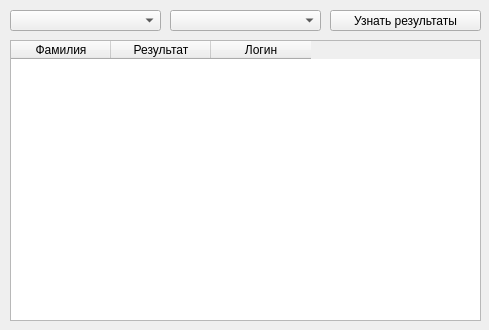
The window that UI.ui (GoldmanYT/yandex_lyceum) describes before a commit, drawn with Qt 5.
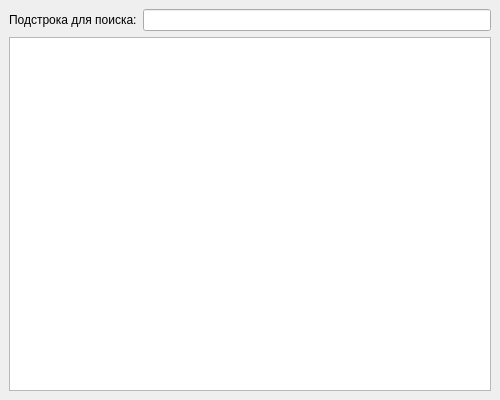
The same window after the commit.

```diff
--- a/UI.ui
+++ b/UI.ui
@@ -6,72 +6,29 @@
    <rect>
     <x>0</x>
     <y>0</y>
-    <width>489</width>
-    <height>330</height>
+    <width>500</width>
+    <height>400</height>
    </rect>
   </property>
   <property name="windowTitle">
    <string>Результат олимпиады: фильтрация</string>
   </property>
   <widget class="QWidget" name="centralwidget">
-   <widget class="QComboBox" name="cb_schools">
-    <property name="geometry">
-     <rect>
-      <x>10</x>
-      <y>10</y>
-      <width>151</width>
-      <height>21</height>
-     </rect>
-    </property>
-   </widget>
-   <widget class="QComboBox" name="cb_grades">
-    <property name="geometry">
-     <rect>
-      <x>170</x>
-      <y>10</y>
-      <width>151</width>
-      <height>21</height>
-     </rect>
-    </property>
-   </widget>
-   <widget class="QPushButton" name="btn_results">
-    <property name="geometry">
-     <rect>
-      <x>330</x>
-      <y>10</y>
-      <width>151</width>
-      <height>21</height>
-     </rect>
-    </property>
-    <property name="text">
-     <string>Узнать результаты</string>
-    </property>
-   </widget>
-   <widget class="QTableWidget" name="table_results">
-    <property name="geometry">
-     <rect>
-      <x>10</x>
-      <y>40</y>
-      <width>471</width>
-      <height>281</height>
-     </rect>
-    </property>
-    <column>
-     <property name="text">
-      <string>Фамилия</string>
-     </property>
-    </column>
-    <column>
-     <property name="text">
-      <string>Результат</string>
-     </property>
-    </column>
-    <column>
-     <property name="text">
-      <string>Логин</string>
-     </property>
-    </column>
-   </widget>
+   <layout class="QGridLayout" name="gridLayout">
+    <item row="0" column="0">
+     <widget class="QLabel" name="label">
+      <property name="text">
+       <string>Подстрока для поиска:</string>
+      </property>
+     </widget>
+    </item>
+    <item row="0" column="1">
+     <widget class="QLineEdit" name="le_search"/>
+    </item>
+    <item row="1" column="0" colspan="2">
+     <widget class="QTableWidget" name="table"/>
+    </item>
+   </layout>
   </widget>
  </widget>
  <resources/>
```
Left out of the diff: 2 changed lines with no effect on the pictures.
